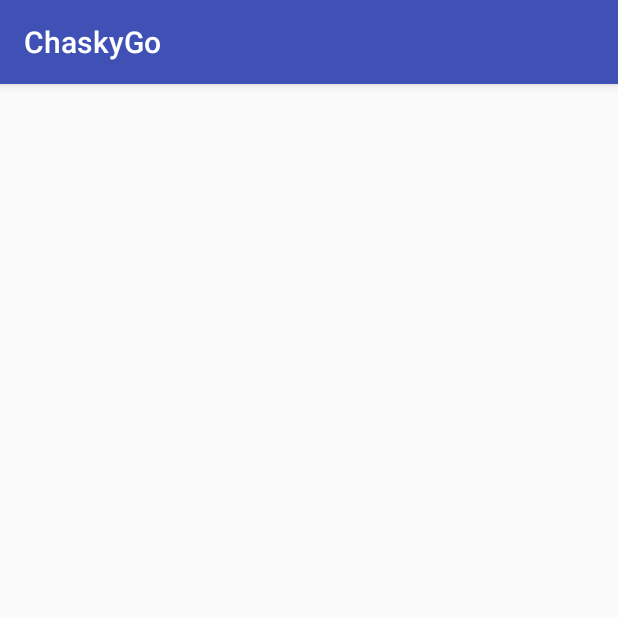
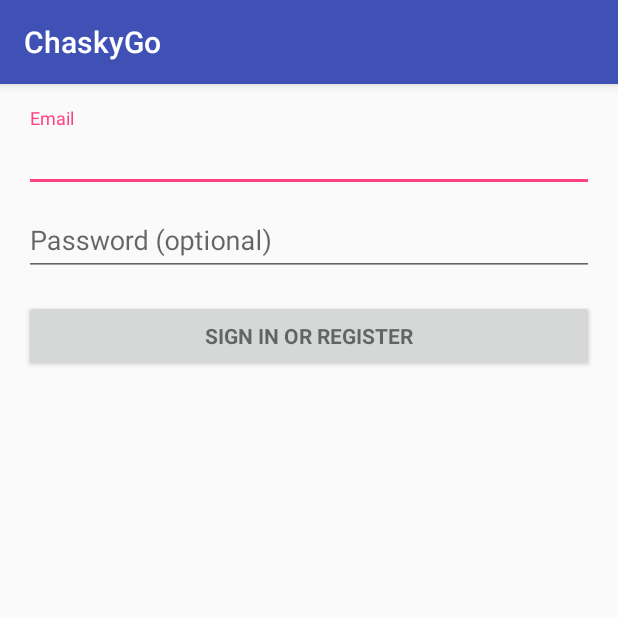
Before and after one commit to dsullon/chaskygo, an Android app: the LoginActivity screen opened directly, with no data from a screen before it, on a phone screen of 412 x 824 dp, the top half of it. Run offline under Robolectric (Android 15) with nearby library versions, the phone set to English and light mode, and no system bars.

Commit message:
Activity Login Login Activity Angel Espinoza

```diff
--- a/app/src/main/java/pe/com/chaskygo/activities/LoginActivity.java
+++ b/app/src/main/java/pe/com/chaskygo/activities/LoginActivity.java
@@ -10,5 +10,20 @@ import pe.com.chaskygo.R;
 
 public class LoginActivity extends AppCompatActivity {
 
+    Button      signInbutton;
 
+    @Override
+    protected void onCreate(Bundle savedInstanceState) {
+        super.onCreate(savedInstanceState);
+        setContentView(R.layout.activity_login);
+
+        signInbutton = (Button) findViewById(R.id.signInbutton);
+        signInbutton.setOnClickListener(new View.OnClickListener() {
+            @Override
+            public void onClick(View view) {
+                Intent intent = new Intent(view.getContext(), MainActivity.class);
+                view.getContext().startActivity(intent);
+            }
+        });
+    }
 }
--- a/app/src/main/res/layout/activity_login.xml
+++ b/app/src/main/res/layout/activity_login.xml
@@ -18,7 +18,61 @@
         android:layout_height="wrap_content"
         android:layout_marginBottom="8dp"
         android:visibility="gone" />
+    <ScrollView
+        android:id="@+id/login_form"
+        android:layout_width="match_parent"
+        android:layout_height="match_parent">
 
+        <LinearLayout
+            android:id="@+id/email_login_form"
+            android:layout_width="match_parent"
+            android:layout_height="wrap_content"
+            android:orientation="vertical">
+
+            <android.support.design.widget.TextInputLayout
+                android:layout_width="match_parent"
+                android:layout_height="wrap_content">
+
+                <AutoCompleteTextView
+                    android:id="@+id/email"
+                    android:layout_width="match_parent"
+                    android:layout_height="wrap_content"
+                    android:hint="@string/prompt_email"
+                    android:inputType="textEmailAddress"
+                    android:maxLines="1"
+                    android:singleLine="true" />
+
+            </android.support.design.widget.TextInputLayout>
+
+            <android.support.design.widget.TextInputLayout
+                android:layout_width="match_parent"
+                android:layout_height="wrap_content">
+
+                <EditText
+                    android:id="@+id/password"
+                    android:layout_width="match_parent"
+                    android:layout_height="wrap_content"
+                    android:hint="@string/prompt_password"
+                    android:imeActionId="@+id/login"
+                    android:imeActionLabel="@string/action_sign_in_short"
+                    android:imeOptions="actionUnspecified"
+                    android:inputType="textPassword"
+                    android:maxLines="1"
+                    android:singleLine="true" />
+
+            </android.support.design.widget.TextInputLayout>
+
+            <Button
+                android:id="@+id/signInbutton"
+                style="?android:textAppearanceSmall"
+                android:layout_width="match_parent"
+                android:layout_height="wrap_content"
+                android:layout_marginTop="16dp"
+                android:text="@string/action_sign_in"
+                android:textStyle="bold" />
+
+        </LinearLayout>
+    </ScrollView>
 
 
 </RelativeLayout>
```
